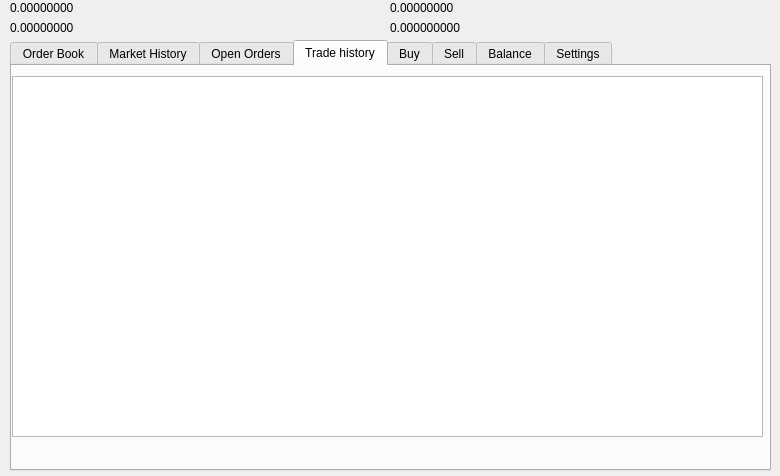
Before: the Qt Designer form src/qt/forms/tradingdialog.ui in camenlx/dystem-core, drawn with Qt 5.
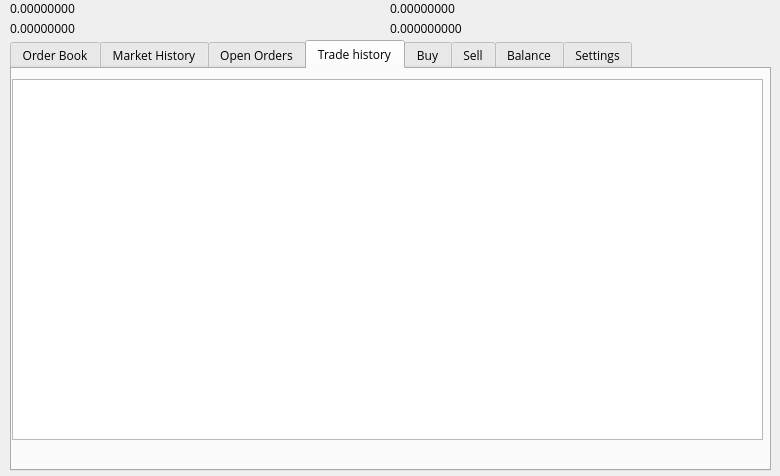
After: the same form once the commit is applied. The open tabs and pages were chosen to show the change. Icons and pictures are not drawn.

Commit message: Added open sans as the font on all screens

Diff of the .ui file:
```diff
--- a/src/qt/forms/tradingdialog.ui
+++ b/src/qt/forms/tradingdialog.ui
@@ -27,6 +27,7 @@
    </property>
    <property name="font">
     <font>
+     <family>Open Sans</family>
      <weight>50</weight>
      <bold>false</bold>
     </font>
@@ -3344,6 +3345,11 @@
       <height>0</height>
      </size>
     </property>
+    <property name="font">
+     <font>
+      <family>Open Sans</family>
+     </font>
+    </property>
     <property name="text">
      <string>0.00000000</string>
     </property>
@@ -3363,6 +3369,11 @@
       <height>0</height>
      </size>
     </property>
+    <property name="font">
+     <font>
+      <family>Open Sans</family>
+     </font>
+    </property>
     <property name="text">
      <string>0.00000000</string>
     </property>
@@ -3382,6 +3393,11 @@
       <height>0</height>
      </size>
     </property>
+    <property name="font">
+     <font>
+      <family>Open Sans</family>
+     </font>
+    </property>
     <property name="text">
      <string>0.000000000</string>
     </property>
@@ -3401,6 +3417,11 @@
       <height>0</height>
      </size>
     </property>
+    <property name="font">
+     <font>
+      <family>Open Sans</family>
+     </font>
+    </property>
     <property name="text">
      <string>0.00000000</string>
     </property>
```
Left out of the diff: 4 changed lines with no effect on the pictures. The commit also changes 21 other files.
